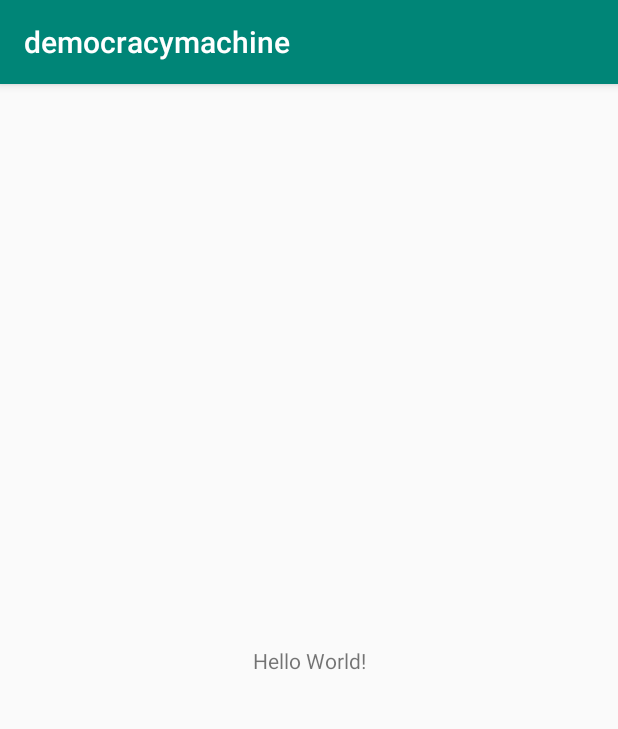
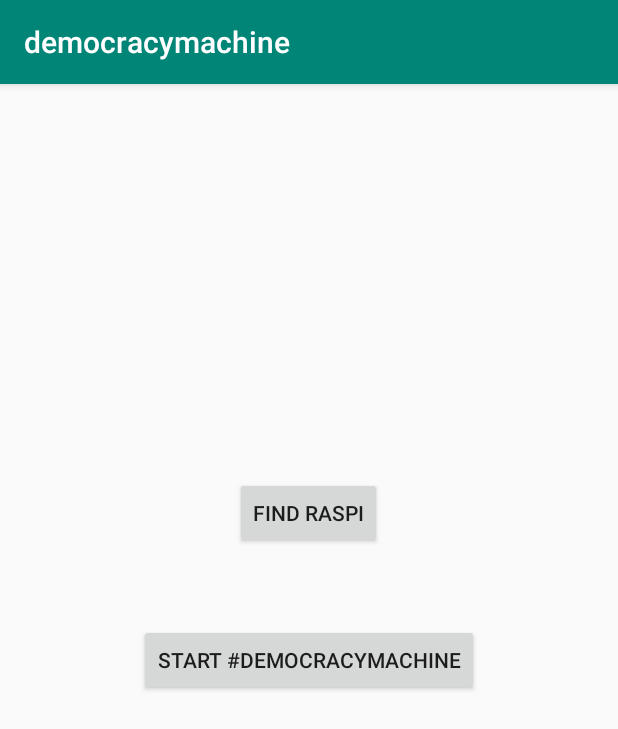
Before and after one commit to SimonSchillinger/democracymachine, an Android app: the screen it shows after launch (MainActivity), on a phone screen of 412 x 824 dp. Shown: the top 729 px of the screen. Run offline under Robolectric (Android 15) with nearby library versions, the phone set to English and light mode, and no system bars.

Commit message:
app is working and Button can get set up now

```diff
--- a/android/app/src/main/java/com/example/democracymachine/MainActivity.java
+++ b/android/app/src/main/java/com/example/democracymachine/MainActivity.java
@@ -2,13 +2,55 @@ package com.example.democracymachine;
 
 import androidx.appcompat.app.AppCompatActivity;
 
+import android.bluetooth.BluetoothAdapter;
 import android.os.Bundle;
+import android.view.View;
+import android.widget.Button;
+import android.widget.Toast;
 
 public class MainActivity extends AppCompatActivity {
 
+    BluetoothAdapter mBluetoothAdapter;
     @Override
     protected void onCreate(Bundle savedInstanceState) {
         super.onCreate(savedInstanceState);
         setContentView(R.layout.activity_main);
+
+        //Items initialization
+        Button btnFindRaspi     = (Button) findViewById(R.id.findRaspi);
+        Button btnStartMachine  = (Button) findViewById(R.id.startMachine);
+
+        mBluetoothAdapter = BluetoothAdapter.getDefaultAdapter();
+        //ClickListener
+        btnFindRaspi.setOnClickListener(new View.OnClickListener() {
+            @Override
+            public void onClick(View v) {
+                toastMsg("find Raspi");
+                findRaspi();
+            }
+        });
+
+        btnStartMachine.setOnClickListener(new View.OnClickListener() {
+            @Override
+            public void onClick(View v) {
+                Toast.makeText(getApplicationContext(), "start Machine",Toast.LENGTH_LONG).show();
+            }
+        });
+
+
     }
+
+    // Functions
+    public void toastMsg(String msg) {
+
+        Toast toast = Toast.makeText(this, msg, Toast.LENGTH_LONG);
+        toast.show();
+
+    }
+
+    public void findRaspi() {
+
+
+    }
+
 }
--- a/android/app/src/main/res/layout/activity_main.xml
+++ b/android/app/src/main/res/layout/activity_main.xml
@@ -5,14 +5,28 @@
     android:layout_width="match_parent"
     android:layout_height="match_parent"
     tools:context=".MainActivity">
+    <RelativeLayout
+        android:layout_width="match_parent"
+        android:layout_height="match_parent" >
 
-    <TextView
-        android:layout_width="wrap_content"
-        android:layout_height="wrap_content"
-        android:text="Hello World!"
-        app:layout_constraintBottom_toBottomOf="parent"
-        app:layout_constraintLeft_toLeftOf="parent"
-        app:layout_constraintRight_toRightOf="parent"
-        app:layout_constraintTop_toTopOf="parent" />
+        <Button
+            android:id="@+id/findRaspi"
+            android:layout_width="wrap_content"
+            android:layout_height="wrap_content"
+            android:layout_above="@+id/startMachine"
+            android:layout_centerHorizontal="true"
+            android:layout_marginBottom="50dp"
+            android:text="Find Raspi" />
+
+        <Button
+            android:id="@+id/startMachine"
+            android:layout_width="wrap_content"
+            android:layout_height="wrap_content"
+            android:layout_centerInParent="true"
+            android:text="Start #democracymachine" />
+
+    </RelativeLayout>
+
+
 
 </androidx.constraintlayout.widget.ConstraintLayout>
```
Also changed, not shown: 1 other file.
